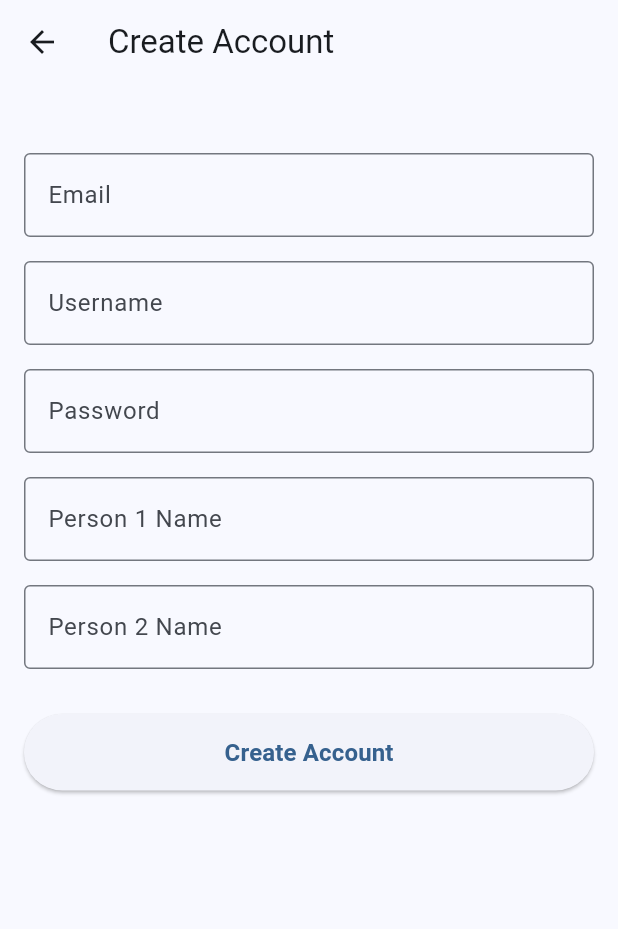
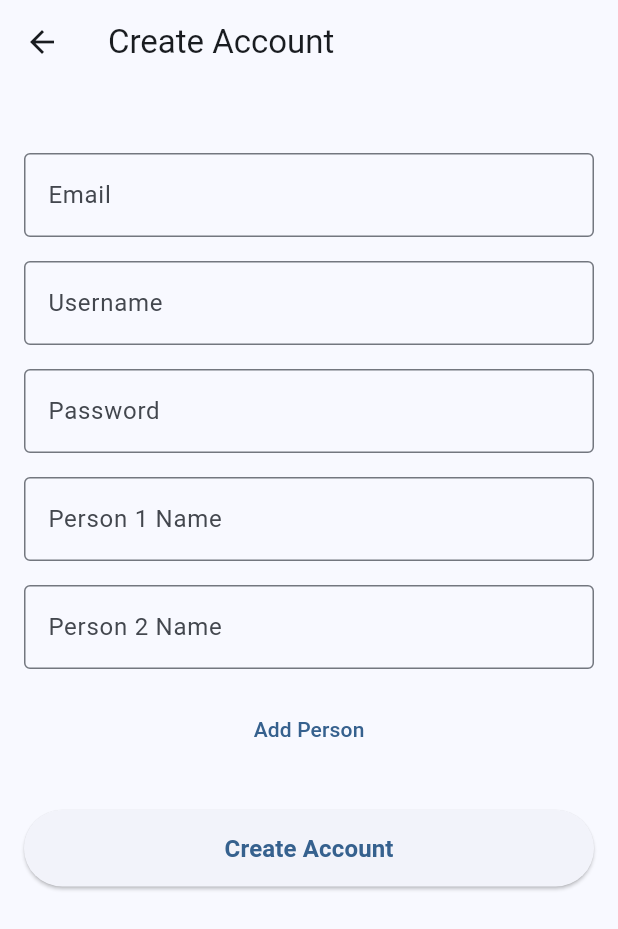
Before and after one commit to KeiranMacKay/MobileDevFinalProject, a Flutter app: the AccountCreationPage screen opened directly, on a phone screen of 412 x 824 dp. Shown: the top 929 px of the screen. Run offline on Flutter 3.47's test engine with Material 3 defaults, Android fonts, the phone set to English and light mode, and no system bars; our stand-ins replace fl_chart, flutter_local_notifications.

Commit message:
Update account_creation.dart

```diff
--- a/lib/pages/account_creation.dart
+++ b/lib/pages/account_creation.dart
@@ -10,12 +10,24 @@ class AccountCreationPage extends StatefulWidget {
 class _AccountCreationPageState extends State<AccountCreationPage> {
   final _formKey = GlobalKey<FormState>();
 
-  // Controllers for the text fields
+  //text field controllers
   final TextEditingController _emailController = TextEditingController();
   final TextEditingController _usernameController = TextEditingController();
   final TextEditingController _passwordController = TextEditingController();
-  final TextEditingController _person1Controller = TextEditingController();
-  final TextEditingController _person2Controller = TextEditingController();
+
+  //add people to account, starts with 2
+  final List<TextEditingController> _personControllers = [
+    TextEditingController(),
+    TextEditingController(),
+  ];
+
+  void _addPersonField() {
+    if (_personControllers.length < 6) {
+      setState(() {
+        _personControllers.add(TextEditingController());
+      });
+    }
+  }
 
   void _createAccount() {
     if (_formKey.currentState!.validate()) {
@@ -48,7 +60,7 @@ class _AccountCreationPageState extends State<AccountCreationPage> {
             children: [
               const SizedBox(height: 30),
 
-              //Add email
+              //add email
               TextFormField(
                 controller: _emailController,
                 decoration: const InputDecoration(
@@ -92,28 +104,33 @@ class _AccountCreationPageState extends State<AccountCreationPage> {
               ),
               const SizedBox(height: 16),
 
-              //add person 1 name
-              TextFormField(
-                controller: _person1Controller,
-                decoration: const InputDecoration(
-                  labelText: 'Person 1 Name',
-                  border: OutlineInputBorder(),
-                ),
-                validator: (value) =>
-                value == null || value.isEmpty ? 'Enter Person 1 name' : null,
+              //add new person entry field, then move button down, MAX:6
+              Column(
+                children: [
+                  for (int i = 0; i < _personControllers.length; i++)
+                    Padding(
+                      padding: const EdgeInsets.only(bottom: 16),
+                      child: TextFormField(
+                        controller: _personControllers[i],
+                        decoration: InputDecoration(
+                          labelText: 'Person ${i + 1} Name',
+                          border: const OutlineInputBorder(),
+                        ),
+                        validator: (value) =>
+                        value == null || value.isEmpty
+                            ? 'Enter Person ${i + 1} name'
+                            : null,
+                      ),
+                    ),
+
+                  if (_personControllers.length < 6)
+                    TextButton(
+                      onPressed: _addPersonField,
+                      child: const Text("Add Person"),
+                    ),
+                ],
               ),
-              const SizedBox(height: 16),
 
-              //add person 2 name
-              TextFormField(
-                controller: _person2Controller,
-                decoration: const InputDecoration(
-                  labelText: 'Person 2 Name',
-                  border: OutlineInputBorder(),
-                ),
-                validator: (value) =>
-                value == null || value.isEmpty ? 'Enter Person 2 name' : null,
-              ),
               const SizedBox(height: 30),
 
               ElevatedButton(
@@ -138,8 +155,9 @@ class _AccountCreationPageState extends State<AccountCreationPage> {
     _emailController.dispose();
     _usernameController.dispose();
     _passwordController.dispose();
-    _person1Controller.dispose();
-    _person2Controller.dispose();
+    for (var controller in _personControllers) {
+      controller.dispose();
+    }
     super.dispose();
   }
 }
```
